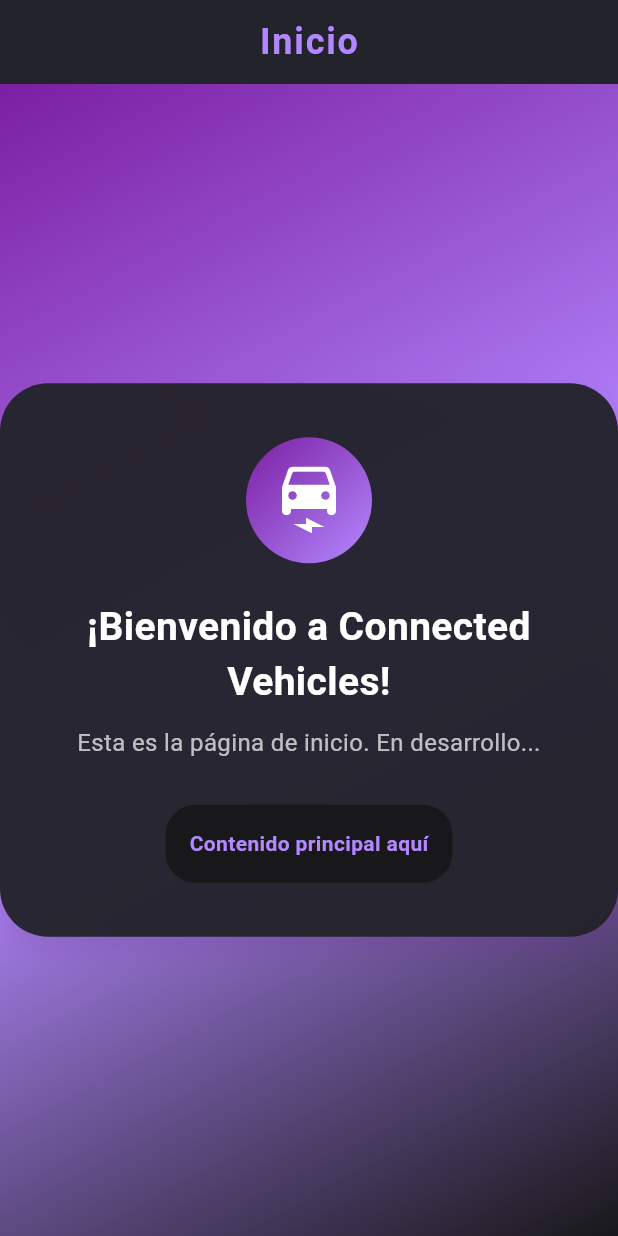
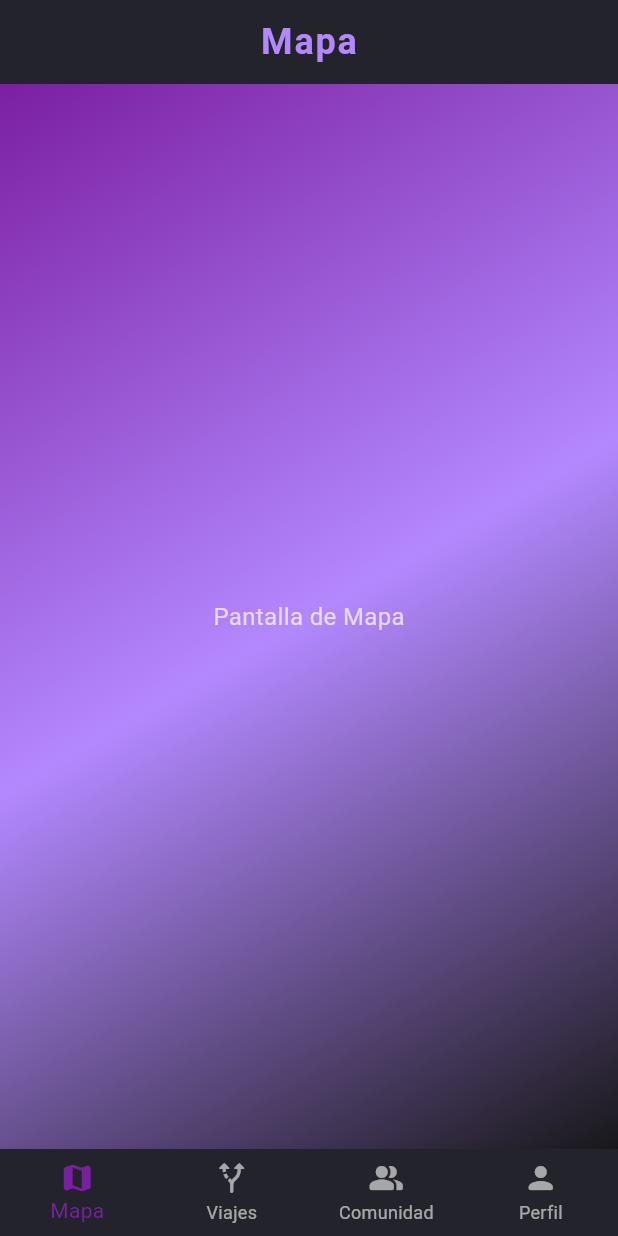
Before and after one commit to JoustenBlanco/conn_ve, a Flutter app: the HomePage screen opened directly, on a phone screen of 412 x 824 dp. Run offline on Flutter 3.47's test engine with Material 3 defaults, Android fonts, the phone set to English and light mode, and no system bars; our stand-ins replace supabase_flutter; accounts and stored records are empty.

Commit message:
[ADD] Navigation bar and principal pages

```diff
--- a/lib/pages/home_page.dart
+++ b/lib/pages/home_page.dart
@@ -1,75 +1,63 @@
 import 'package:flutter/material.dart';
 import '../shared/styles/app_colors.dart';
-import '../shared/styles/app_text_styles.dart';
-import '../shared/styles/app_decorations.dart';
-import '../shared/styles/app_constants.dart';
+import 'mapa_page.dart';
+import 'viajes_rutas_page.dart';
+import 'comunidad_page.dart';
+import 'perfil_page.dart';
 
-class HomePage extends StatelessWidget {
+class HomePage extends StatefulWidget {
   const HomePage({super.key});
 
   @override
+  State<HomePage> createState() => _HomePageState();
+}
+
+class _HomePageState extends State<HomePage> {
+  int _selectedIndex = 0;
+
+  static final List<Widget> _pages = <Widget>[
+    MapaPage(),
+    ViajesRutasPage(),
+    ComunidadPage(),
+    PerfilPage(),
+  ];
+
+  void _onItemTapped(int index) {
+    setState(() {
+      _selectedIndex = index;
+    });
+  }
+
+  @override
   Widget build(BuildContext context) {
-
-
     return Scaffold(
       backgroundColor: AppColors.darkBg,
-      appBar: AppBar(
+      body: _pages[_selectedIndex],
+      bottomNavigationBar: BottomNavigationBar(
+        currentIndex: _selectedIndex,
+        onTap: _onItemTapped,
         backgroundColor: AppColors.darkCard,
-        elevation: 0,
-        title: Text(
-          'Inicio',
-          style: AppTextStyles.title,
-        ),
-        centerTitle: true,
-      ),
-      body: Container(
-        width: double.infinity,
-        height: double.infinity,
-        decoration: AppDecorations.backgroundGradient,
-        child: Center(
-          child: Container(
-            padding: const EdgeInsets.symmetric(
-              horizontal: AppConstants.cardPaddingHorizontal,
-              vertical: AppConstants.cardPaddingVertical,
-            ),
-            decoration: AppDecorations.card(),
-            child: Column(
-              mainAxisSize: MainAxisSize.min,
-              children: [
-                Container(
-                  margin: const EdgeInsets.only(bottom: 24),
-                  decoration: AppDecorations.iconCircle,
-                  padding: const EdgeInsets.all(AppConstants.iconPadding),
-                  child: Icon(Icons.electric_car_rounded, color: AppColors.textColor, size: AppConstants.iconSize),
-                ),
-                Text(
-                  '¡Bienvenido a Connected Vehicles!',
-                  style: AppTextStyles.welcome,
-                  textAlign: TextAlign.center,
-                ),
-                const SizedBox(height: 10),
-                Text(
-                  'Esta es la página de inicio. En desarrollo...',
-                  style: AppTextStyles.subtitle,
-                  textAlign: TextAlign.center,
-                ),
-                const SizedBox(height: 30),
-                // Espacio para futuros widgets/contenido
-                Container(
-                  padding: const EdgeInsets.all(AppConstants.cardInnerPadding),
-                  decoration: BoxDecoration(
-                    color: AppColors.darkBg,
-                    borderRadius: BorderRadius.circular(AppConstants.cardInnerBorderRadius),
-                  ),
-                  child: Text(
-                    'Contenido principal aquí',
-                    style: AppTextStyles.cardContent,
-                  ),
-                ),
-              ],
-            ),
+        selectedItemColor: AppColors.purplePrimary,
+        unselectedItemColor: AppColors.textColor.withOpacity(0.6),
+        type: BottomNavigationBarType.fixed,
+        items: const [
+          BottomNavigationBarItem(
+            icon: Icon(Icons.map_rounded),
+            label: 'Mapa',
           ),
-        ),
+          BottomNavigationBarItem(
+            icon: Icon(Icons.alt_route_rounded),
+            label: 'Viajes',
+          ),
+          BottomNavigationBarItem(
+            icon: Icon(Icons.people_alt_rounded),
+            label: 'Comunidad',
+          ),
+          BottomNavigationBarItem(
+            icon: Icon(Icons.person_rounded),
+            label: 'Perfil',
+          ),
+        ],
       ),
     );
   }
--- /dev/null
+++ b/lib/pages/mapa_page.dart
@@ -0,0 +1,32 @@
+import 'package:flutter/material.dart';
+import '../shared/styles/app_colors.dart';
+import '../shared/styles/app_text_styles.dart';
+import '../shared/styles/app_decorations.dart';
+
+class MapaPage extends StatelessWidget {
+  const MapaPage({super.key});
+
+  @override
+  Widget build(BuildContext context) {
+    return Scaffold(
+      backgroundColor: AppColors.darkBg,
+      appBar: AppBar(
+        backgroundColor: AppColors.darkCard,
+        elevation: 0,
+        title: Text('Mapa', style: AppTextStyles.title),
+        centerTitle: true,
+      ),
+      body: Container(
+        width: double.infinity,
+        height: double.infinity,
+        decoration: AppDecorations.backgroundGradient,
+        child: Center(
+          child: Text(
+            'Pantalla de Mapa',
+            style: AppTextStyles.subtitle,
+          ),
+        ),
+      ),
+    );
+  }
+}
```
Also changed, not shown: lib/pages/comunidad_page.dart (added, +32 -0 lines), lib/pages/perfil_page.dart (added, +32 -0 lines), lib/pages/viajes_rutas_page.dart (added, +32 -0 lines).
